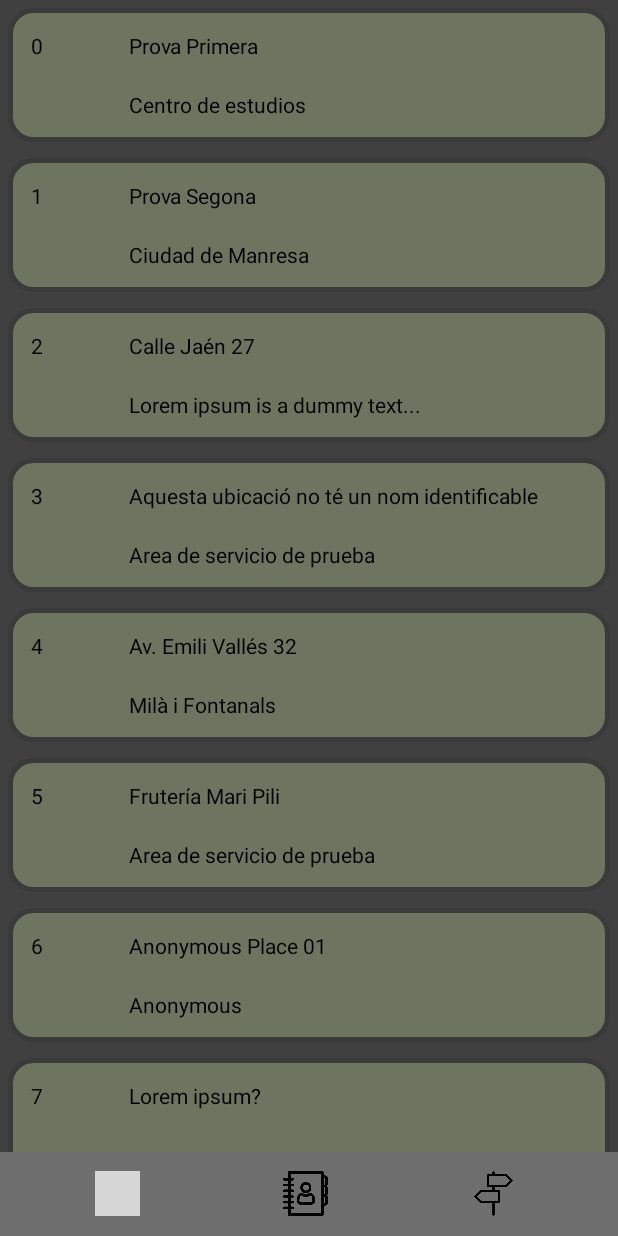
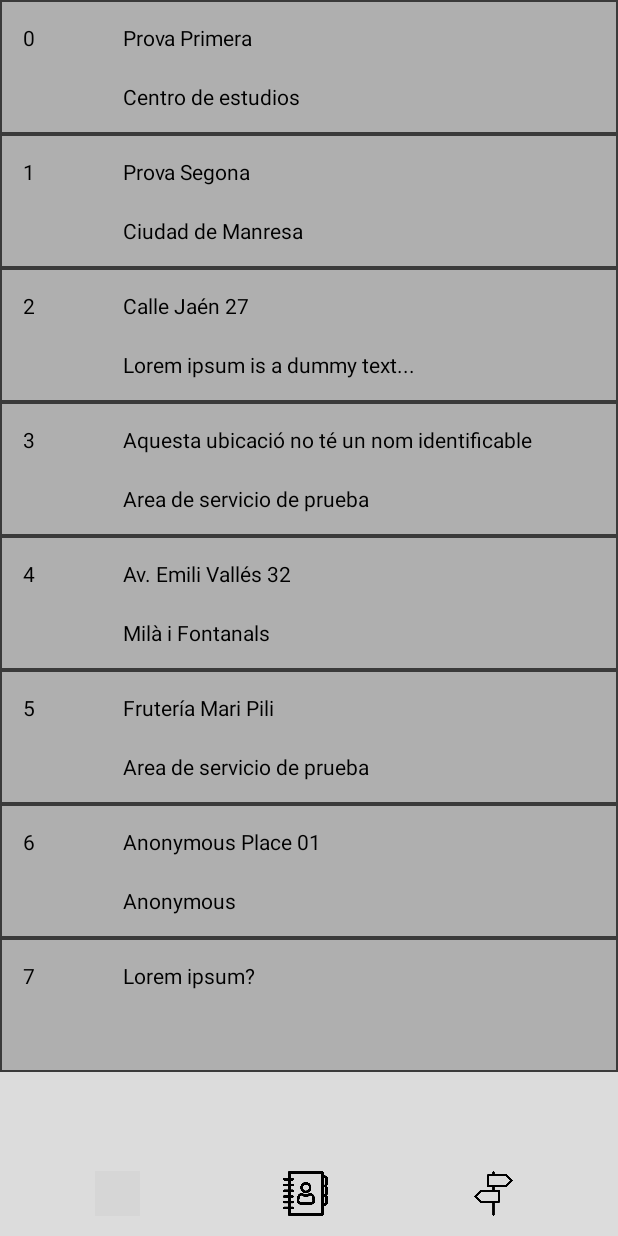
Before and after one commit to NoNickNam3/Projecte-3, an Android app: the screen it shows after launch (MainActivity), on a phone screen of 412 x 824 dp. Run offline under Robolectric (Android 15) with nearby library versions, the light colour scheme and no system bars; grey boxes are pictures that could not be loaded.

Commit message:
Prueba pre-navigation

```diff
--- a/App_Projecte_3/app/src/main/res/drawable/rounded_square.xml
+++ b/App_Projecte_3/app/src/main/res/drawable/rounded_square.xml
@@ -6,12 +6,10 @@
 
     <stroke
         android:color="#3A3A3A"
-        android:width="3dp"/>
+        android:width="1dp" />
 
     <solid
-        android:color="#6D7560"/>
+        android:color="#AFAFAF"/>
 
-    <corners
-        android:radius="15dp"/>
 
 </shape>
--- a/App_Projecte_3/app/src/main/res/layout/activity_main.xml
+++ b/App_Projecte_3/app/src/main/res/layout/activity_main.xml
@@ -6,7 +6,7 @@
     android:layout_height="match_parent"
     android:orientation="vertical"
     tools:context=".MainActivity"
-    android:background="@color/backgroundApp">
+    android:background="@color/backgroundAppLight">
 
     <androidx.recyclerview.widget.RecyclerView
         android:id="@+id/rcvUbicacion"
@@ -19,7 +19,7 @@
         android:layout_width="match_parent"
         android:layout_height="wrap_content"
         android:layout_alignParentStart="true"
-        android:background="@color/toolBarColorDark"
+        android:background="@color/toolBarColorLight"
         app:layout_constraintBottom_toBottomOf="parent">
 
         <GridLayout
--- a/App_Projecte_3/app/src/main/res/layout/fila_ubicacion.xml
+++ b/App_Projecte_3/app/src/main/res/layout/fila_ubicacion.xml
@@ -3,8 +3,7 @@
     xmlns:android="http://schemas.android.com/apk/res/android"
     android:layout_width="match_parent"
     android:layout_height="wrap_content"
-    xmlns:app="http://schemas.android.com/apk/res-auto"
-    android:padding="5dp">
+    xmlns:app="http://schemas.android.com/apk/res-auto">
 
     <GridLayout
         android:id="@+id/grdl"
--- a/App_Projecte_3/app/src/main/res/values/colors.xml
+++ b/App_Projecte_3/app/src/main/res/values/colors.xml
@@ -1,7 +1,9 @@
 <?xml version="1.0" encoding="utf-8"?>
 <resources>
+    <color name="toolBarColorLight">#DCDCDC</color>
     <color name="toolBarColorDark">#6E6E6E</color>
-    <color name="backgroundApp">#404040</color>
+    <color name="backgroundAppLight">#DCDCDC</color>
+    <color name="backgroundAppDark">#404040</color>
     <color name="purple_200">#FFBB86FC</color>
     <color name="purple_500">#FF6200EE</color>
     <color name="purple_700">#FF3700B3</color>
```
Also changed, not shown: App_Projecte_3/app/src/main/res/layout/fragment_rutas.xml (added, +12 -0 lines).
